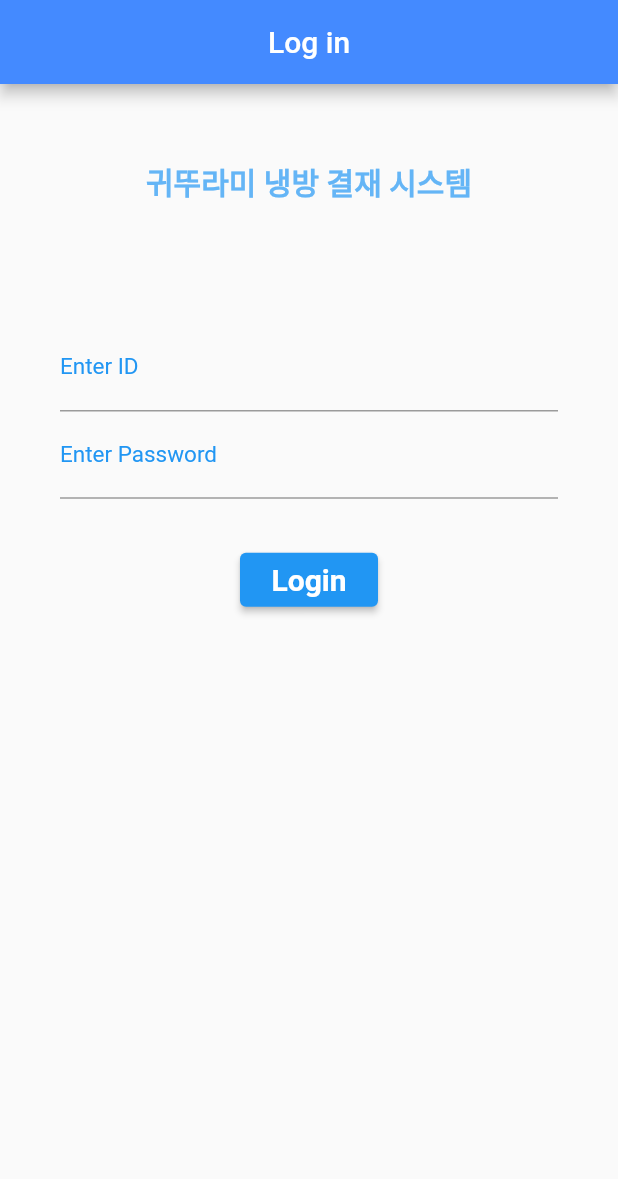
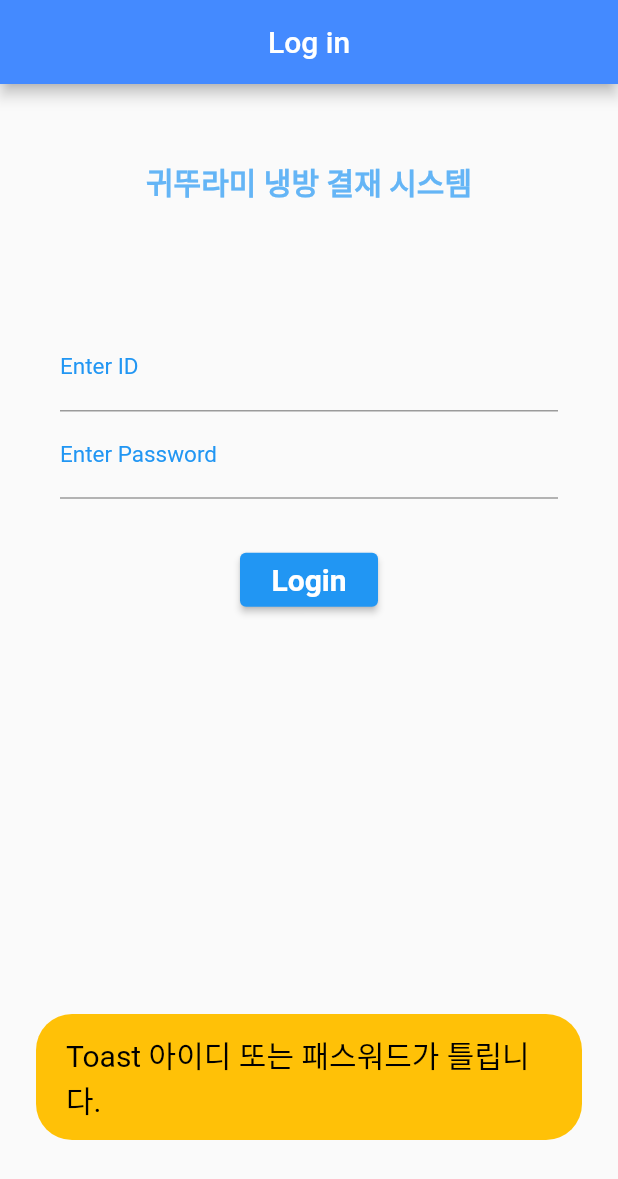
Before and after one commit to solardayz/flutter-test, a Flutter app: the screen it shows after launch, after a tap on "Login", on a phone screen of 412 x 824 dp. Shown: the top 1179 px of the screen. Run offline on Flutter 3.47's test engine with Material 2 defaults, Android fonts, the phone set to English and light mode, and no system bars; our stand-ins replace fluttertoast.

Commit message:
스낵바 => 토스트 구현

```diff
--- a/lib/login.dart
+++ b/lib/login.dart
@@ -1,5 +1,6 @@
 import 'package:flutter/cupertino.dart';
 import 'package:flutter/material.dart';
+import 'package:fluttertoast/fluttertoast.dart';
 import 'package:myapp/dashboard.dart';
 
 class Login extends StatefulWidget {
@@ -22,7 +23,7 @@ class _LoginState extends State<Login> {
         centerTitle: true,
       ),
       body: Builder(
-          builder:(context) {
+        builder: (context) {
           return SingleChildScrollView(
             child: Column(
               children: [
@@ -55,8 +56,8 @@ class _LoginState extends State<Login> {
                           children: [
                             TextField(
                               controller: controllerId,
-                                decoration: InputDecoration(
-                                    labelText: 'Enter ID'),
+                              decoration:
+                                  InputDecoration(labelText: 'Enter ID'),
                               keyboardType: TextInputType.text,
                             ),
                             TextField(
@@ -82,7 +83,8 @@ class _LoginState extends State<Login> {
                                     );
                                   } else {
                                     // 스낵바 구현할 것
-                                      showSnackBar(BuildContext context);
+                                    // showSnackBar(BuildContext context);
+                                    flutterToast("아이디 또는 패스워드가 틀립니다.");
                                   }
                                 },
                                 child: Text(
@@ -107,14 +109,23 @@ class _LoginState extends State<Login> {
   }
 }
 
-void showSnackBar(BuildContext context){
-  Scaffold.of(context).showSnackBar(
-    SnackBar(content:
-      Text('아이디 또는 패스워드가 틀립니다.',
-        textAlign: TextAlign.center,
-      ),
-      duration: Duration(seconds: 2),
-      backgroundColor: Colors.blue,
-    )
-  );
+void flutterToast(msg) {
+  Fluttertoast.showToast(
+      msg: 'Toast $msg',
+      gravity: ToastGravity.BOTTOM,
+      backgroundColor: Colors.amber,
+      fontSize: 20.0,
+      textColor: Colors.black,
+      toastLength: Toast.LENGTH_SHORT);
 }
+// void showSnackBar(BuildContext context){
+//   Scaffold.of(context).showSnackBar(
+//     SnackBar(content:
+//       Text('아이디 또는 패스워드가 틀립니다.',
+//         textAlign: TextAlign.center,
+//       ),
+//       duration: Duration(seconds: 2),
+//       backgroundColor: Colors.blue,
+//     )
+//   );
+// }
```
Lines whose indentation alone changed are shown as unchanged.
